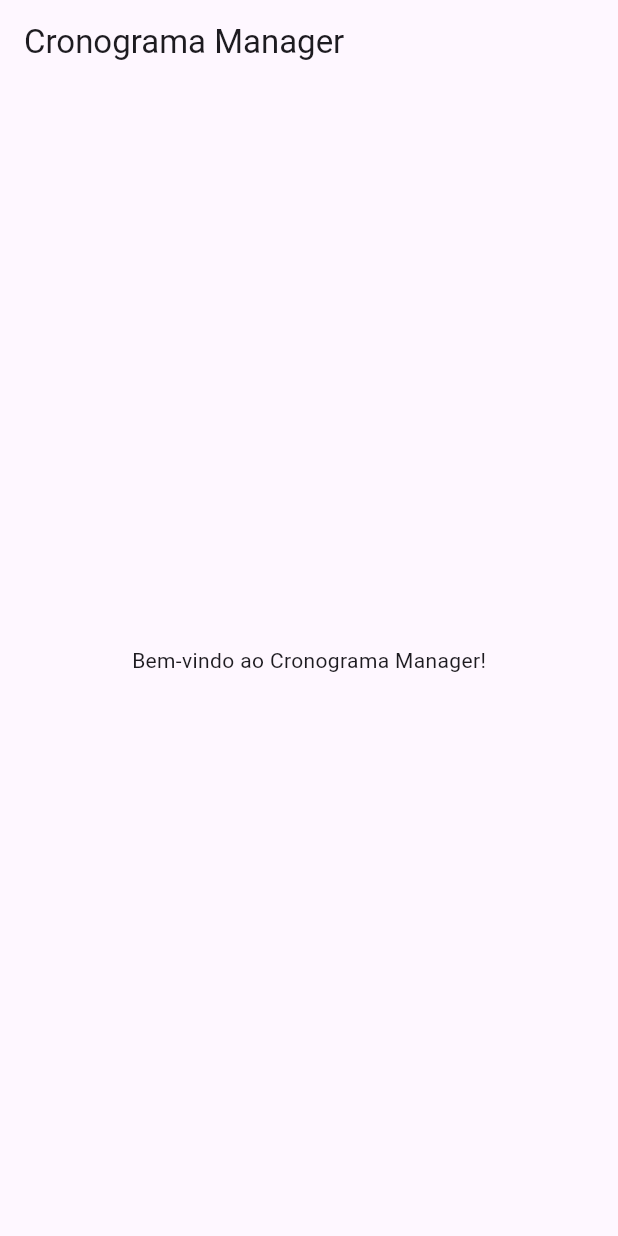
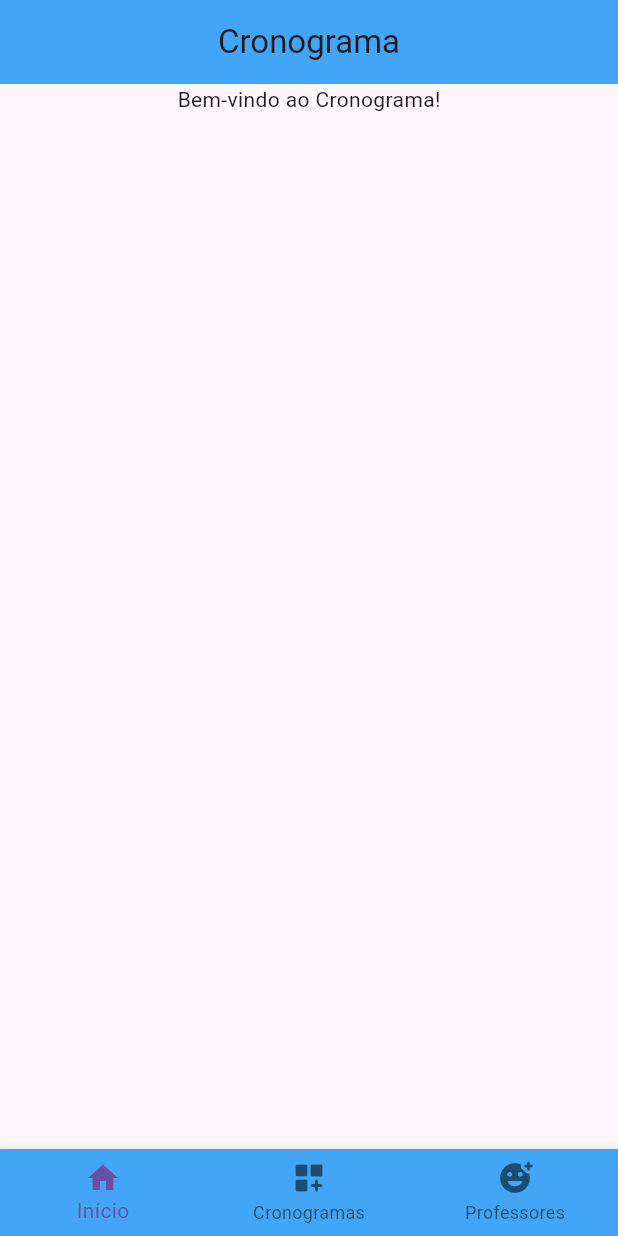
Before and after one commit to Leonardo-Benedetti-Antunes/Cronograma_Flutter, a Flutter app: the screen it shows after launch, on a phone screen of 412 x 824 dp. Run offline on Flutter 3.47's test engine with Material 3 defaults, Android fonts, the light colour scheme and no system bars.

Commit message:
"Alterações"

```diff
--- a/lib/presentation/screens/home_screen.dart
+++ b/lib/presentation/screens/home_screen.dart
@@ -7,10 +7,33 @@ class HomeScreen extends StatelessWidget {
   Widget build(BuildContext context) {
     return Scaffold(
       appBar: AppBar(
-        title: const Text('Cronograma Manager'),
+        title: const Text('Cronograma'),
+        centerTitle: true,
+        backgroundColor: Colors.blue[400],
       ),
       body: const Center(
-        child: Text('Bem-vindo ao Cronograma Manager!'),
+        child: Column(
+          children: [
+            Text('Bem-vindo ao Cronograma!'),
+          ],
+        ),
+      ),
+      bottomNavigationBar: BottomNavigationBar(
+        backgroundColor: Colors.blue[400],
+        items: const [
+          BottomNavigationBarItem(
+            icon: Icon(Icons.home),
+            label: 'Início',
+          ),
+          BottomNavigationBarItem(
+            icon: Icon(Icons.dashboard_customize_rounded),
+            label: 'Cronogramas',
+          ),
+          BottomNavigationBarItem(
+            icon: Icon(Icons.add_reaction_rounded),
+            label: 'Professores',
+          ),
+        ],
       ),
     );
   }
```
Also changed, not shown: pubspec.yaml (+2 -70 lines), lib/presentation/screens/professor_screen.dart (added), pubspec.lock.
